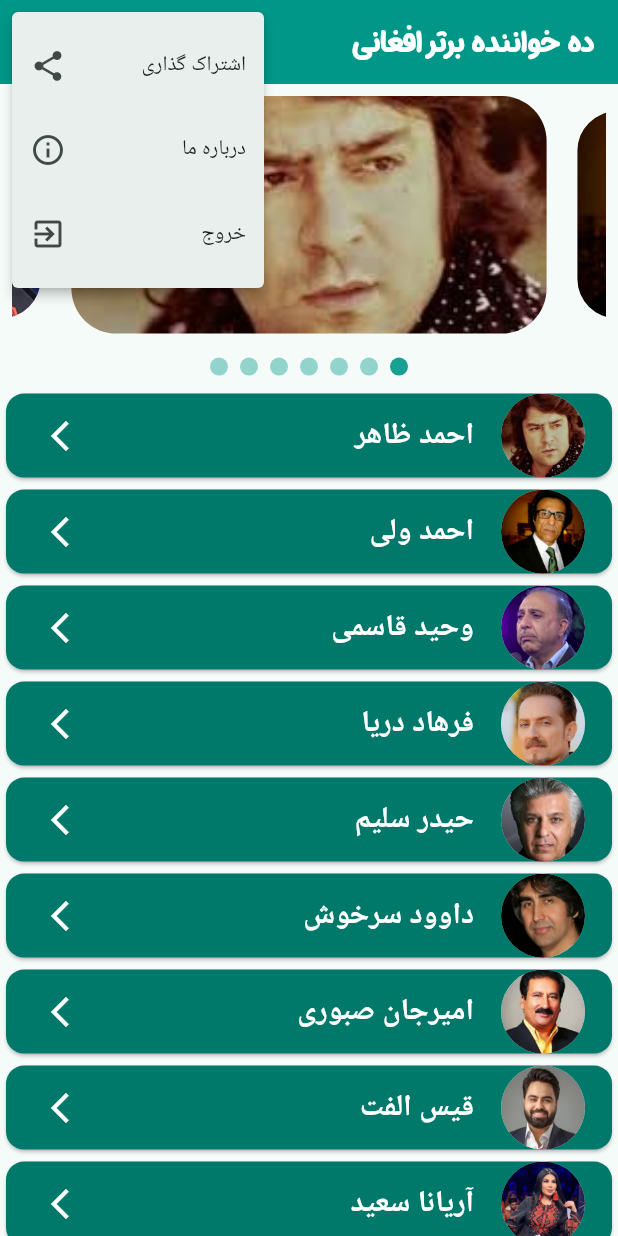
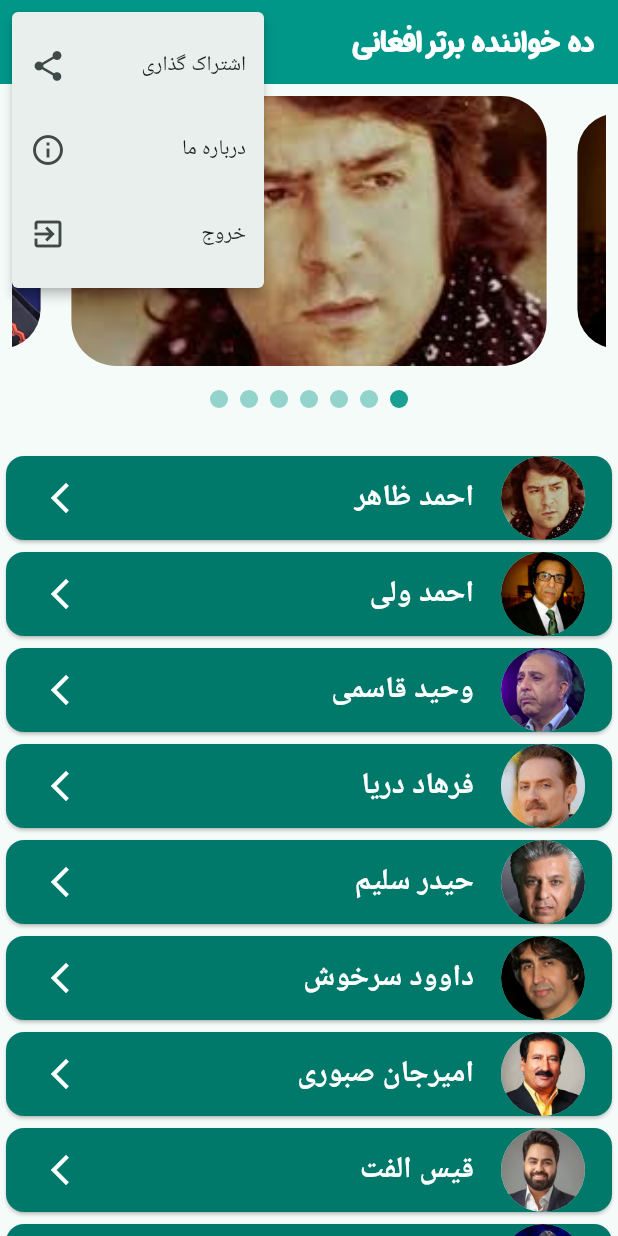
Before and after one commit to sajadnowroozi2003/TopTenAfghanSingers, a Flutter app: the screen it shows after launch, after a tap on the "more vert" icon, on a phone screen of 412 x 824 dp. Run offline on Flutter 3.47's test engine with Material 3 defaults, Android fonts, the phone set to English and light mode, and no system bars; drawn by our look-alikes of carousel_slider; our stand-ins replace audioplayers, flutter_svg.

Commit message:
All of things Oky And Finis this App successful

```diff
--- a/lib/Screens/home_screen.dart
+++ b/lib/Screens/home_screen.dart
@@ -223,23 +223,23 @@
           ),
         ),
       ),
-      body: Column(
-        mainAxisAlignment: MainAxisAlignment.spaceAround,
+      body: SingleChildScrollView(
+        child: Column(
           children: [
             Padding(
               padding: const EdgeInsets.all(8.0),
               child: CarouselSlider(
                 items: imgList.map((item) {
                   return Container(
-                  height: 200,
                     decoration: BoxDecoration(
                       borderRadius: BorderRadius.circular(50),
                     ),
                     child: Center(
                       child: ClipRRect(
                         borderRadius: BorderRadius.circular(30),
-                        child:
-                            Image.asset(item, fit: BoxFit.fitWidth, width: 1300)),
+                        child: Image.asset(item,
+                            fit: BoxFit.fitWidth, width: 1300),
+                      ),
                     ),
                   );
                 }).toList(),
@@ -247,7 +247,7 @@
                 options: CarouselOptions(
                   autoPlay: true,
                   enlargeCenterPage: true,
-                aspectRatio: 2.5,
+                  aspectRatio: 2.2,
                   onPageChanged: (index, reason) {
                     setState(() {
                       _current = index;
@@ -277,8 +277,12 @@
                 );
               }).toList(),
             ),
-          Expanded(
-            child: ListView.builder(
+            SizedBox(height: 20), // Space between the carousel and the list
+            ListView.builder(
+              shrinkWrap: true,
+              // Use the height of the content
+              physics: NeverScrollableScrollPhysics(),
+              // Disable scrolling in the ListView
               itemCount: Singers.length,
               itemBuilder: (context, index) {
                 return Card(
@@ -315,8 +319,8 @@
                 );
               },
             ),
+          ],
         ),
-        ],
       ),
     );
   }
@@ -345,6 +349,7 @@
 // import 'package:url_launcher/url_launcher.dart';
 // import '../models/popup_menu_item.dart';
 // import '../models/singer.dart';
+// import 'package:carousel_slider/carousel_slider.dart';
 //
 // class HomeScreen extends StatefulWidget {
 //   const HomeScreen({super.key});
@@ -354,14 +359,28 @@
 // }
 //
 // class _HomeScreenState extends State<HomeScreen> {
+//   int _current = 0;
+//   final _controller = CarouselSliderController();
+//
+//   final List<String> imgList = [
+//     'assets/images/singers_images/AhmadZaher.jpg',
+//     'assets/images/singers_images/ArianaSaid.jpg',
+//     'assets/images/singers_images/qaiseOlfate.jpg',
+//     'assets/images/singers_images/amirjanSabory.jpg',
+//     'assets/images/singers_images/dawoodSarkhosh.jpg',
+//     'assets/images/singers_images/Farhad Darya.jpg',
+//     'assets/images/singers_images/AhmadWali.jpg',
+//   ];
+//
 //   Future<void> _launchURL(String url) async {
 //     final Uri uri = Uri.parse(url);
 //     if (!await launchUrl(uri)) {
-//       throw 'Could not launch $url';
+//       ScaffoldMessenger.of(context).showSnackBar(
+//         SnackBar(content: Text('Could not launch $url')),
+//       );
 //     }
 //   }
 //
-//   // List of Singers
 //   List<Singer> Singers = [
 //     Singer([
 //       'AhmadZaher_1',
@@ -521,72 +540,135 @@
 //       appBar: AppBar(
 //         actions: [
 //           PopupMenuButton(
-//               icon: Icon(
-//                 Icons.more_vert,
-//                 size: 20,
-//                 color: Colors.white,
-//               ),
-//               onSelected: ChoiceAction,
-//               itemBuilder: (BuildContext context) {
-//                 return MenuItems.choic.map((String choice) {
-//                   return PopupMenuItem<String>(
-//                       value: choice,
-//                       child: ListTile(
-//                         title: Text(choice),
-//                         trailing: Icon(MenuItems.choiceIcons[choice]),
-//                       ));
-//                 }).toList();
-//               }),
+//             icon: const Icon(Icons.more_vert, size: 20, color: Colors.white),
+//             onSelected: _choiceAction,
+//             itemBuilder: (BuildContext context) {
+//               return MenuItems.choic.map((String choice) {
+//                 return PopupMenuItem<String>(
+//                   value: choice,
+//                   child: ListTile(
+//                     title: Text(choice),
+//                     trailing: Icon(MenuItems.choiceIcons[choice]),
+//                   ),
+//                 );
+//               }).toList();
+//             },
+//           ),
 //         ],
 //         backgroundColor: Colors.teal,
 //         automaticallyImplyLeading: false,
-//         title: Text(
+//         title: const Text(
 //           'ده خواننده برتر افغانی',
 //           style: TextStyle(
-//               fontSize: 20,
-//               fontWeight: FontWeight.bold,
-//               fontFamily: 'SplashFont',
-//               color: Colors.white),
+//             fontSize: 20,
+//             fontWeight: FontWeight.bold,
+//             fontFamily: 'SplashFont',
+//             color: Colors.white,
+//           ),
 //         ),
 //       ),
-//       body: ListView.builder(
-//           itemCount: Singers.length,
-//           itemBuilder: (context, index) {
-//             return Card(
-//               color: Colors.teal.shade700,
-//               child: ListTile(
-//                 splashColor: Colors.teal,
-//                 onTap: () {
-//                   Navigator.push(
-//                       context,
-//                       MaterialPageRoute(
+//       body: Column(
+//         mainAxisAlignment: MainAxisAlignment.spaceAround,
+//         children: [
+//           Padding(
+//             padding: const EdgeInsets.all(8.0),
+//             child: CarouselSlider(
+//               items: imgList.map((item) {
+//                 return Container(
+//                   height: 200,
+//                   decoration: BoxDecoration(
+//                     borderRadius: BorderRadius.circular(50),
+//                   ),
+//                   child: Center(
+//                     child: ClipRRect(
+//                         borderRadius: BorderRadius.circular(30),
+//                         child: Image.asset(item,
+//                             fit: BoxFit.fitWidth, width: 1300)),
+//                   ),
+//                 );
+//               }).toList(),
+//               carouselController: _controller,
+//               options: CarouselOptions(
+//                 autoPlay: true,
+//                 enlargeCenterPage: true,
+//                 aspectRatio: 2.2,
+//                 onPageChanged: (index, reason) {
+//                   setState(() {
+//                     _current = index;
+//                   });
+//                 },
+//               ),
+//             ),
+//           ),
+//           Row(
+//             mainAxisAlignment: MainAxisAlignment.center,
+//             children: imgList.asMap().entries.map((entry) {
+//               return GestureDetector(
+//                 onTap: () => _controller.animateToPage(entry.key),
+//                 child: Container(
+//                   width: 12.0,
+//                   height: 12.0,
+//                   margin: const EdgeInsets.symmetric(
+//                       vertical: 8.0, horizontal: 4.0),
+//                   decoration: BoxDecoration(
+//                     shape: BoxShape.circle,
+//                     color: (Theme.of(context).brightness == Brightness.dark
+//                             ? Colors.white
+//                             : Colors.teal)
+//                         .withOpacity(_current == entry.key ? 0.9 : 0.4),
+//                   ),
+//                 ),
+//               );
+//             }).toList(),
+//           ),
+//           Expanded(
+//             child: ListView.builder(
+//               itemCount: Singers.length,
+//               itemBuilder: (context, index) {
+//                 return Card(
+//                   color: Colors.teal.shade700,
+//                   child: ListTile(
+//                     splashColor: Colors.teal,
+//                     onTap: () {
+//                       Navigator.push(
+//                         context,
+//                         MaterialPageRoute(
 //                           builder: (context) =>
-//                               SingersDetailes(Item: Singers[index])));
-//                 },
-//                 title: Text(
-//                   '${Singers[index].name}',
-//                   style: TextStyle(
+//                               SingersDetailes(Item: Singers[index]),
+//                         ),
+//                       );
+//                     },
+//                     title: Text(
+//                       Singers[index].name.toString(),
+//                       style: const TextStyle(
+//                         color: Colors.white,
+//                         fontWeight: FontWeight.bold,
+//                         fontSize: 20,
+//                       ),
+//                     ),
+//                     leading: CircleAvatar(
+//                       radius: 30,
+//                       backgroundImage:
+//                           AssetImage(Singers[index].imageURL.toString()),
+//                     ),
+//                     trailing: const Icon(
+//                       Icons.arrow_forward_ios,
 //                       color: Colors.white,
-//                       fontWeight: FontWeight.bold,
-//                       fontSize: 20),
-//                 ),
-//                 leading: CircleAvatar(
-//                   radius: 30,
-//                   backgroundImage: AssetImage('${Singers[index].imageURL}'),
-//                 ),
-//                 trailing: Icon(
-//                   Icons.arrow_forward_ios,
-//                   color: Colors.white,
-//                 ),
-//               ),
-//             );
-//           }),
+//                     ),
+//                   ),
+//                 );
+//               },
+//             ),
+//           ),
+//         ],
+//       ),
 //     );
 //   }
 //
-//   void ChoiceAction(String choice) {
+//   void _choiceAction(String choice) {
 //     if (choice == MenuItems.share) {
-//       final url = 'https://play.google.com/store/apps/details?id=com.example.top_ten_afghan_singer=en&pli=1';
+//       const url =
+//           'https://play.google.com/store/apps/details?id=com.example.top_ten_afghan_singer=en&pli=1';
 //       _launchURL(url);
 //     } else if (choice == MenuItems.about) {
 //       Navigator.pushNamed(context, '/info');
--- a/lib/Screens/info_page.dart
+++ b/lib/Screens/info_page.dart
@@ -55,7 +55,7 @@
               ),
             ),
             const Text(
-              'برنامه نویس فلاتر',
+              'توسعه دهنده فلاتر',
               style: TextStyle(
                 letterSpacing: 3,
                 fontSize: 15,
--- a/lib/Screens/splash_screen.dart
+++ b/lib/Screens/splash_screen.dart
@@ -16,11 +16,9 @@
   void initState() {
     // TODO: implement initState
     super.initState();
-    Future.delayed(Duration(seconds: 3), () {
-      Navigator.push(
-          context, MaterialPageRoute(builder: (context) => Directionality(
-          textDirection: TextDirection.rtl,
-          child: HomeScreen())));
+    Future.delayed(Duration(seconds: 5), () {
+      Navigator.pushReplacement(
+          context, MaterialPageRoute(builder: (context) => HomeScreen()));
     });
   }
 
@@ -29,6 +27,7 @@
     return Scaffold(
       body: Center(
         child: Column(
+          mainAxisAlignment: MainAxisAlignment.spaceAround,
           children: [
             Expanded(
                 child: SvgPicture.asset(
@@ -40,7 +39,7 @@
                 mainAxisAlignment: MainAxisAlignment.center,
                 children: [
                   Text(
-                    'ده خواننده برتر افغان',
+                    'ده خواننده برتر افغانی',
                     style: TextStyle(
                         fontSize: 30,
                         fontFamily: 'SplashFont',
```
Lines whose indentation alone changed are shown as unchanged.
